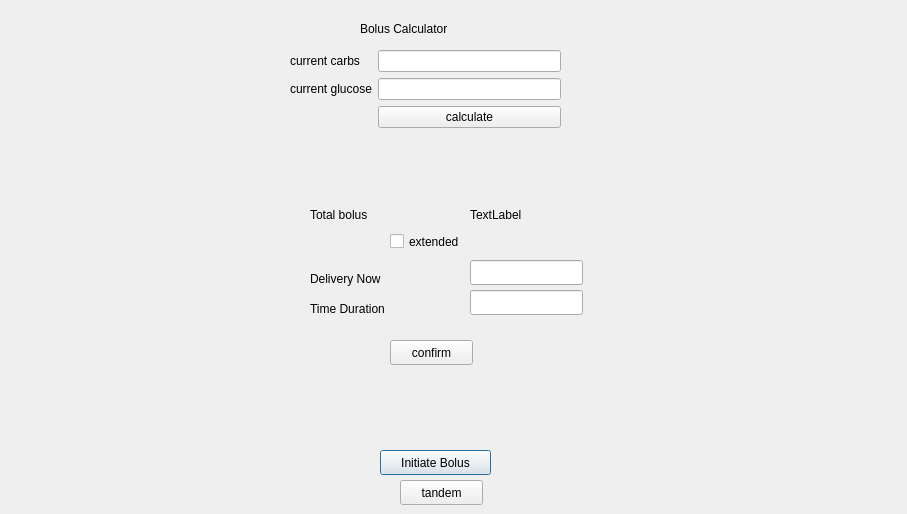
aaronmcleancs/tslim-data-simulator, file bolus.ui: the form before one commit.
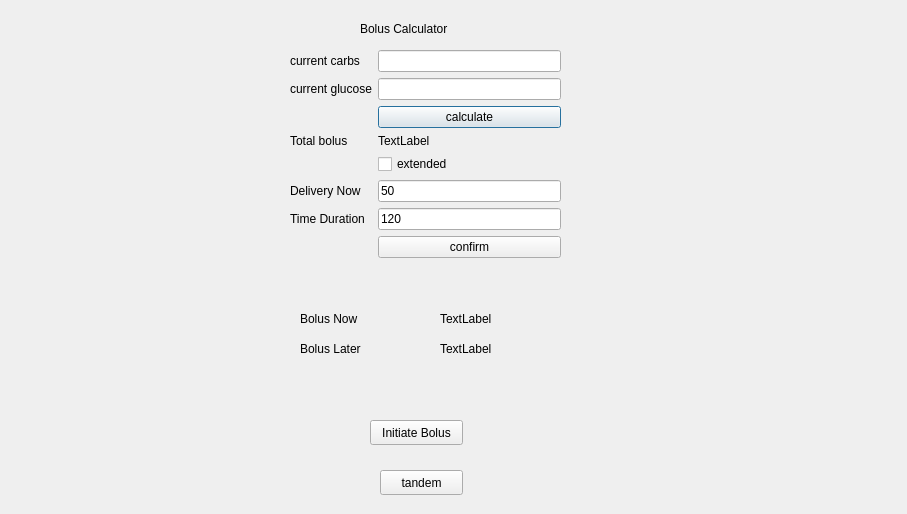
The form after the commit.

Commit message: resolved Bolus Bugs

Diff of the .ui file:
```diff
--- a/bolus.ui
+++ b/bolus.ui
@@ -13,19 +13,6 @@
   <property name="windowTitle">
    <string>Dialog</string>
   </property>
-  <widget class="QPushButton" name="pushButton">
-   <property name="geometry">
-    <rect>
-     <x>380</x>
-     <y>450</y>
-     <width>111</width>
-     <height>25</height>
-    </rect>
-   </property>
-   <property name="text">
-    <string>Initiate Bolus</string>
-   </property>
-  </widget>
   <widget class="QLabel" name="label">
    <property name="geometry">
     <rect>
@@ -45,7 +32,7 @@
      <x>290</x>
      <y>50</y>
      <width>271</width>
-     <height>151</height>
+     <height>234</height>
     </rect>
    </property>
    <layout class="QFormLayout" name="formLayout_2">
@@ -76,111 +63,69 @@
       </property>
      </widget>
     </item>
-   </layout>
-  </widget>
+    <item row="3" column="0">
   <widget class="QLabel" name="label_8">
-   <property name="geometry">
-    <rect>
-     <x>310</x>
-     <y>200</y>
-     <width>70</width>
-     <height>29</height>
-    </rect>
-   </property>
    <property name="text">
     <string>Total bolus</string>
    </property>
   </widget>
+    </item>
+    <item row="3" column="1">
   <widget class="QLabel" name="label_4">
-   <property name="geometry">
-    <rect>
-     <x>470</x>
-     <y>200</y>
-     <width>80</width>
-     <height>29</height>
-    </rect>
-   </property>
    <property name="text">
     <string>TextLabel</string>
    </property>
   </widget>
+    </item>
+    <item row="4" column="1">
   <widget class="QCheckBox" name="checkBox">
-   <property name="geometry">
-    <rect>
-     <x>390</x>
-     <y>230</y>
-     <width>90</width>
-     <height>23</height>
-    </rect>
-   </property>
    <property name="text">
     <string>extended</string>
    </property>
   </widget>
+    </item>
+    <item row="5" column="1">
+     <widget class="QLineEdit" name="lineEdit_3">
+      <property name="text">
+       <string>50</string>
+      </property>
+     </widget>
+    </item>
+    <item row="5" column="0">
   <widget class="QLabel" name="label_5">
-   <property name="geometry">
-    <rect>
-     <x>310</x>
-     <y>270</y>
-     <width>91</width>
-     <height>17</height>
-    </rect>
-   </property>
    <property name="text">
     <string>Delivery Now</string>
    </property>
   </widget>
+    </item>
+    <item row="6" column="1">
+     <widget class="QLineEdit" name="lineEdit_4">
+      <property name="text">
+       <string>120</string>
+      </property>
+     </widget>
+    </item>
+    <item row="6" column="0">
   <widget class="QLabel" name="label_6">
-   <property name="geometry">
-    <rect>
-     <x>310</x>
-     <y>300</y>
-     <width>101</width>
-     <height>17</height>
-    </rect>
-   </property>
    <property name="text">
     <string>Time Duration</string>
    </property>
   </widget>
-  <widget class="QLineEdit" name="lineEdit_3">
-   <property name="geometry">
-    <rect>
-     <x>470</x>
-     <y>260</y>
-     <width>113</width>
-     <height>25</height>
-    </rect>
-   </property>
-  </widget>
-  <widget class="QLineEdit" name="lineEdit_4">
-   <property name="geometry">
-    <rect>
-     <x>470</x>
-     <y>290</y>
-     <width>113</width>
-     <height>25</height>
-    </rect>
-   </property>
-  </widget>
+    </item>
+    <item row="7" column="1">
   <widget class="QPushButton" name="pushButton_2">
-   <property name="geometry">
-    <rect>
-     <x>390</x>
-     <y>340</y>
-     <width>83</width>
-     <height>25</height>
-    </rect>
-   </property>
    <property name="text">
     <string>confirm</string>
    </property>
   </widget>
+    </item>
+   </layout>
+  </widget>
   <widget class="QPushButton" name="pushButton_3">
    <property name="geometry">
     <rect>
-     <x>400</x>
-     <y>480</y>
+     <x>380</x>
+     <y>470</y>
      <width>83</width>
      <height>25</height>
     </rect>
@@ -189,6 +134,71 @@
     <string>tandem</string>
    </property>
   </widget>
+  <widget class="QLabel" name="label_7">
+   <property name="geometry">
+    <rect>
+     <x>300</x>
+     <y>310</y>
+     <width>101</width>
+     <height>17</height>
+    </rect>
+   </property>
+   <property name="text">
+    <string>Bolus Now</string>
+   </property>
+  </widget>
+  <widget class="QLabel" name="label_9">
+   <property name="geometry">
+    <rect>
+     <x>440</x>
+     <y>310</y>
+     <width>62</width>
+     <height>17</height>
+    </rect>
+   </property>
+   <property name="text">
+    <string>TextLabel</string>
+   </property>
+  </widget>
+  <widget class="QLabel" name="label_10">
+   <property name="geometry">
+    <rect>
+     <x>300</x>
+     <y>340</y>
+     <width>81</width>
+     <height>17</height>
+    </rect>
+   </property>
+   <property name="text">
+    <string>Bolus Later</string>
+   </property>
+  </widget>
+  <widget class="QLabel" name="label_11">
+   <property name="geometry">
+    <rect>
+     <x>440</x>
+     <y>340</y>
+     <width>62</width>
+     <height>17</height>
+    </rect>
+   </property>
+   <property name="text">
+    <string>TextLabel</string>
+   </property>
+  </widget>
+  <widget class="QPushButton" name="InitiateBolus">
+   <property name="geometry">
+    <rect>
+     <x>370</x>
+     <y>420</y>
+     <width>93</width>
+     <height>25</height>
+    </rect>
+   </property>
+   <property name="text">
+    <string>Initiate Bolus</string>
+   </property>
+  </widget>
  </widget>
  <resources/>
  <connections/>
```
Lines whose indentation alone changed are shown as unchanged. The commit also changes 8 other files.
